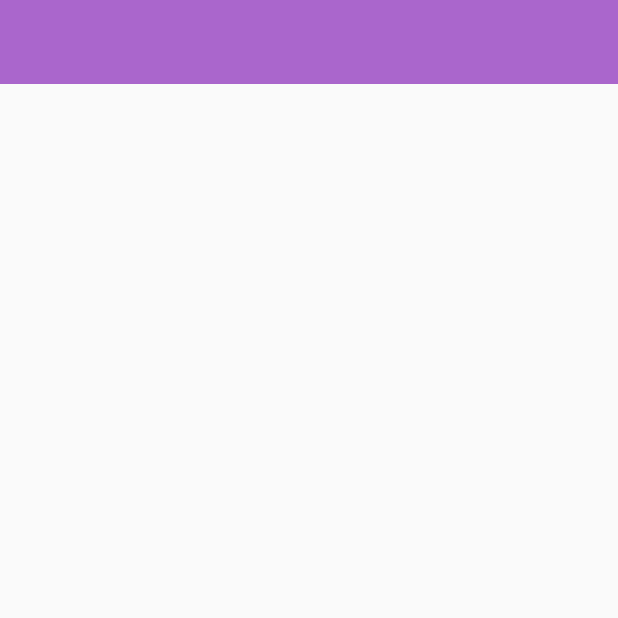
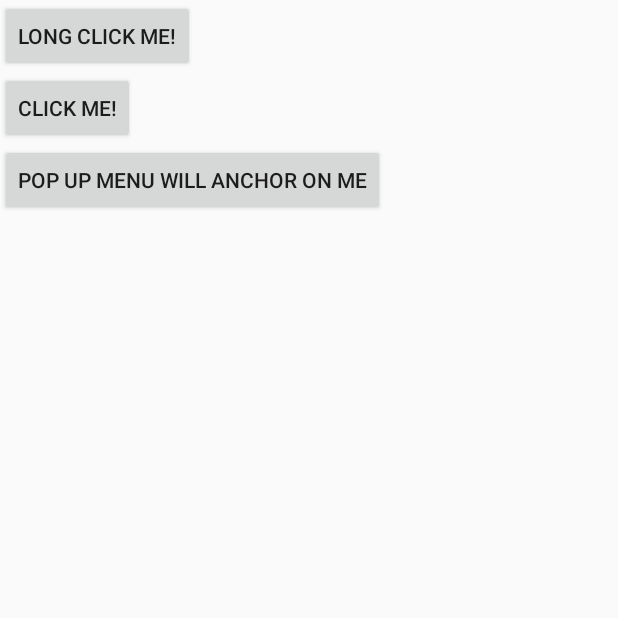
Before and after one commit to Duongsuny/MobDev20, an Android app: the screen it shows after launch (MainActivity), on a phone screen of 412 x 824 dp, the top half of it. Run offline under Robolectric (Android 15) with nearby library versions, the phone set to English and light mode, and no system bars.

Commit message:
oke slide 6

```diff
--- a/Week 3/app/src/main/java/com/example/myapplication/MainActivity.java
+++ b/Week 3/app/src/main/java/com/example/myapplication/MainActivity.java
@@ -1,26 +1,78 @@
 package com.example.myapplication;
 
 import androidx.appcompat.app.AppCompatActivity;
-import androidx.core.view.MenuItemCompat;
 
 import android.os.Bundle;
+import android.view.ContextMenu;
 import android.view.Menu;
 import android.view.MenuInflater;
-import android.widget.SearchView;
-import android.widget.Toolbar;
-
+import android.view.View;
+import android.widget.Button;
+import android.widget.PopupMenu;
+import android.view.MenuItem;
+import android.widget.Toast;
 
 public class MainActivity extends AppCompatActivity {
+    Button button;
+    Button popupButton;
+    Button anchor;
 
     @Override
     protected void onCreate(Bundle savedInstanceState) {
         super.onCreate(savedInstanceState);
-        Toolbar toolbar = (Toolbar) findViewById(R.id.toolbar);
-        setSupportActionBar(toolbar);
         setContentView(R.layout.activity_main);
+
+        button = (Button) this.findViewById(R.id.contextbutton);
+        this.registerForContextMenu(button);
+
+        popupButton = (Button) this.findViewById(R.id.popupbutton);
+        anchor = (Button) findViewById(R.id.anchor);
+
+        popupButton.setOnClickListener(new View.OnClickListener() {
+            @Override
+            public void onClick(View v) {
+                handleClick();
+            }
+        });
+
     }
 
-    private void setSupportActionBar(Toolbar toolbar) {
+
+    private void handleClick() {
+
+        PopupMenu popup = new PopupMenu(this, anchor);
+        popup.inflate(R.menu.popup_menu);
+
+        Menu menu = popup.getMenu();
+
+
+        popup.setOnMenuItemClickListener(item -> menuItemClicked(item));
+
+        popup.show();
+    }
+
+    private boolean menuItemClicked(MenuItem item) {
+        int itemId = item.getItemId(); // Get the ID once to avoid redundant method calls
+
+        if (itemId == R.id.opt1) {
+            Toast.makeText(this, "Upload", Toast.LENGTH_SHORT).show();
+        } else if (itemId == R.id.opt2) {
+            Toast.makeText(this, "Download", Toast.LENGTH_SHORT).show();
+        } else if (itemId == R.id.opt3) {
+            Toast.makeText(this, "Delete", Toast.LENGTH_SHORT).show();
+        } else {
+            Toast.makeText(this, item.getTitle(), Toast.LENGTH_SHORT).show();
+        }
+
+        return true;
+    }
+    @Override
+    public void onCreateContextMenu(ContextMenu menu, View view, ContextMenu.ContextMenuInfo menuInfo) {
+        super.onCreateContextMenu(menu, view, menuInfo);
+        menu.setHeaderTitle("Context menu");
+
+        MenuInflater inflater = getMenuInflater();
+        inflater.inflate(R.menu.layout_context_menu, menu);
     }
 
     @Override
--- a/Week 3/app/src/main/res/layout/activity_main.xml
+++ b/Week 3/app/src/main/res/layout/activity_main.xml
@@ -1,19 +1,28 @@
 <?xml version="1.0" encoding="utf-8"?>
-<androidx.constraintlayout.widget.ConstraintLayout xmlns:android="http://schemas.android.com/apk/res/android"
+<LinearLayout xmlns:android="http://schemas.android.com/apk/res/android"
     xmlns:app="http://schemas.android.com/apk/res-auto"
     xmlns:tools="http://schemas.android.com/tools"
     android:layout_width="match_parent"
     android:layout_height="match_parent"
+    android:orientation="vertical"
     tools:context=".MainActivity">
 
-    <androidx.appcompat.widget.Toolbar
-        android:id="@+id/toolbar"
-        android:minHeight="?attr/actionBarSize"
-        android:layout_width="match_parent"
+    <Button
+        android:id="@+id/contextbutton"
+        android:layout_width="wrap_content"
         android:layout_height="wrap_content"
-        app:titleTextColor="@android:color/white"
-        android:background="@android:color/holo_purple"
-        tools:ignore="MissingConstraints">
-    </androidx.appcompat.widget.Toolbar>
+        android:text="Long click me!" />
 
-</androidx.constraintlayout.widget.ConstraintLayout>
+    <Button
+        android:id="@+id/popupbutton"
+        android:layout_width="wrap_content"
+        android:layout_height="wrap_content"
+        android:text="Click me!" />
+
+    <Button
+        android:id="@+id/anchor"
+        android:layout_width="wrap_content"
+        android:layout_height="wrap_content"
+        android:text="Pop up menu will anchor on me" />
+
+</LinearLayout>
--- /dev/null
+++ b/Week 3/app/src/main/res/menu/layout_context_menu.xml
@@ -0,0 +1,14 @@
+<?xml version="1.0" encoding="utf-8"?>
+<menu xmlns:android="http://schemas.android.com/apk/res/android">
+    <item
+        android:id="@+id/opt1"
+        android:title="Upload"/>
+
+    <item
+        android:id="@+id/opt2"
+        android:title="Download"/>
+
+    <item
+        android:id="@+id/opt3"
+        android:title="Delete"/>
+</menu>
--- /dev/null
+++ b/Week 3/app/src/main/res/menu/popup_menu.xml
@@ -0,0 +1,14 @@
+<?xml version="1.0" encoding="utf-8"?>
+<menu xmlns:android="http://schemas.android.com/apk/res/android">
+    <item
+        android:id="@+id/opt1"
+        android:title="Upload"/>
+
+    <item
+        android:id="@+id/opt2"
+        android:title="Download"/>
+
+    <item
+        android:id="@+id/opt3"
+        android:title="Delete"/>
+</menu>
```
